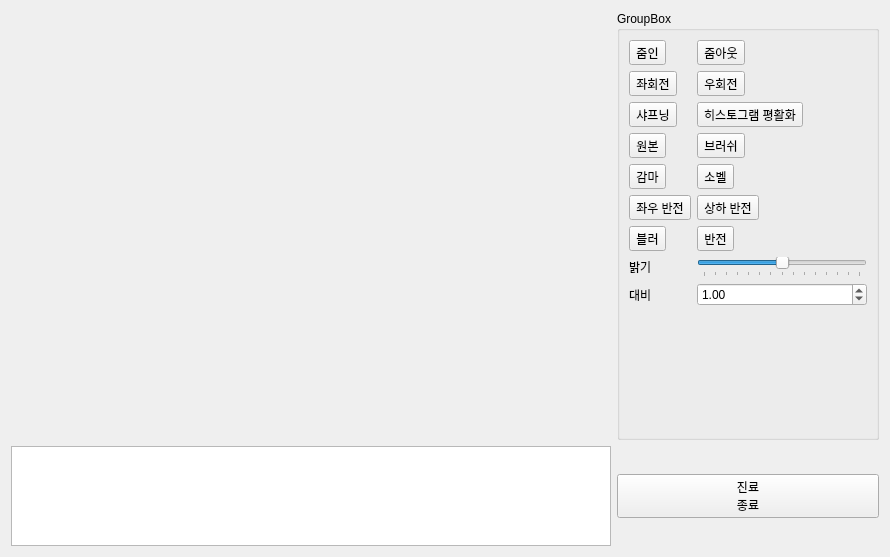
This is ImageViewerSW/imagealbum.ui in Jeong0809/QT as Qt 5 draws it before an edit. The edited form follows.
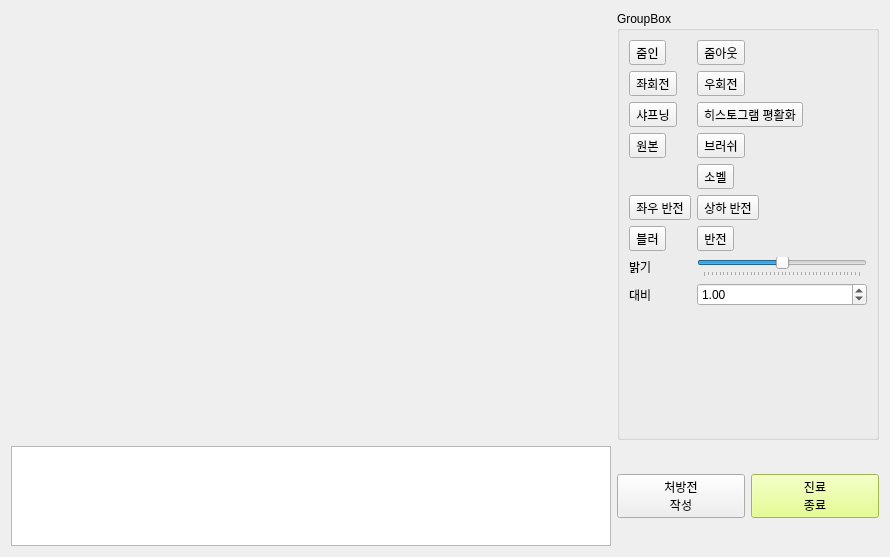
This is the edited form.

Patch:
```diff
--- a/ImageViewerSW/imagealbum.ui
+++ b/ImageViewerSW/imagealbum.ui
@@ -95,13 +95,6 @@
          </property>
         </widget>
        </item>
-       <item row="4" column="0">
-        <widget class="QToolButton" name="Gamma">
-         <property name="text">
-          <string>감마</string>
-         </property>
-        </widget>
-       </item>
        <item row="4" column="1">
         <widget class="QToolButton" name="Sobel">
          <property name="text">
@@ -150,10 +143,10 @@
        <item row="7" column="1">
         <widget class="QSlider" name="horizontalSlider">
          <property name="minimum">
-          <number>-70</number>
+          <number>-20</number>
          </property>
          <property name="maximum">
-          <number>70</number>
+          <number>20</number>
          </property>
          <property name="orientation">
           <enum>Qt::Horizontal</enum>
@@ -237,6 +230,17 @@
     <layout class="QHBoxLayout" name="horizontalLayout_2">
      <item>
       <widget class="QPushButton" name="pushButton">
+       <property name="text">
+        <string>처방전
+작성</string>
+       </property>
+      </widget>
+     </item>
+     <item>
+      <widget class="QPushButton" name="pushButton_2">
+       <property name="styleSheet">
+        <string notr="true">QPushButton {background-color: rgb(224, 255, 114)}</string>
+       </property>
        <property name="text">
         <string>진료
 종료</string>
```
